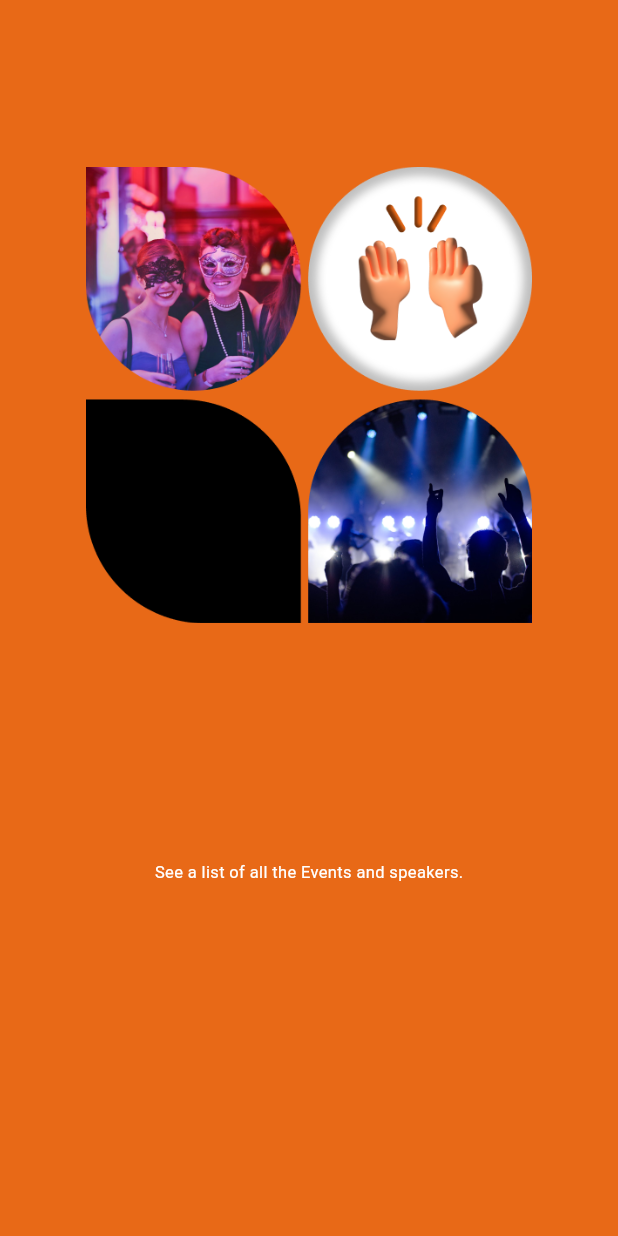
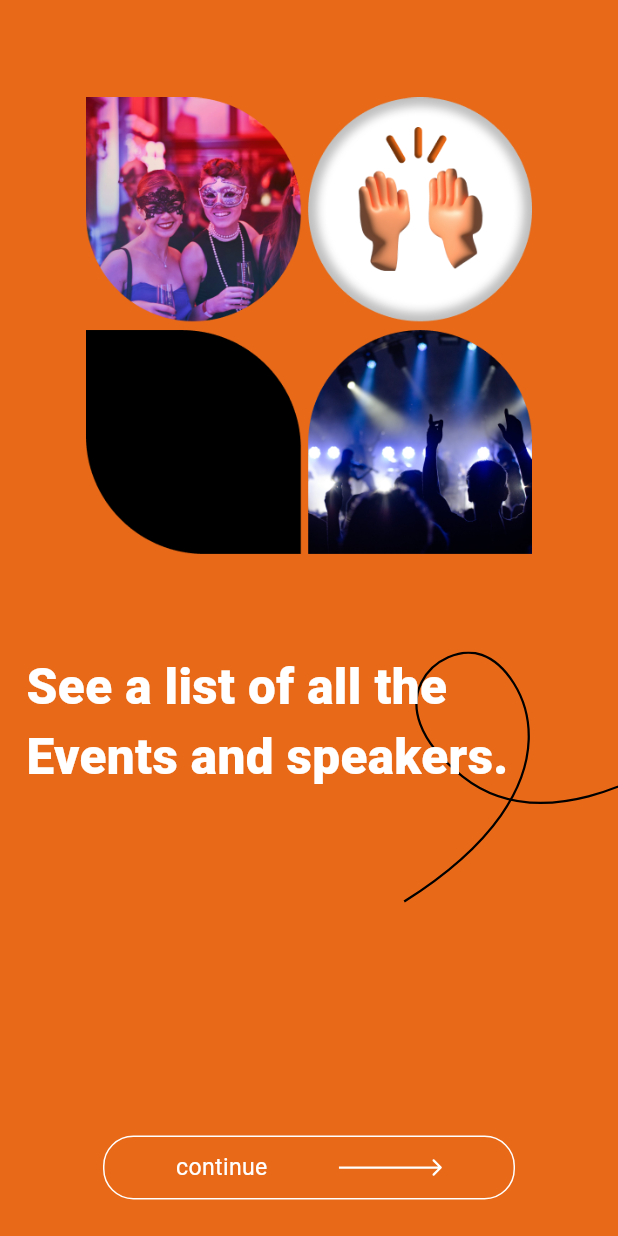
Before and after one commit to EvyxDev/Eventown, a Flutter app: the screen it shows after launch, swiped to page 2, on a phone screen of 412 x 824 dp. Run offline on Flutter 3.47's test engine with Material 3 defaults, Android fonts, the light colour scheme and no system bars; our stand-ins replace crystal_navigation_bar, dio, flutter_bloc, flutter_screenutil, flutter_svg, fluttertoast and 3 more; missing offline and left inert: bottom_sheet, data_connection_checker_tv, jumping_dot; Roboto replaces fonts that are missing (Urban Storm).

Commit message:
Finish on Boarding

```diff
--- a/assets/translations/ar.json
+++ b/assets/translations/ar.json
@@ -6,7 +6,8 @@
     "onBoardingSubTitle1":"تتضمن التطبيق خريطة للموقع، حتى تتمكن من العثور بسهولة على جلساتك والمعارض.",
     "onBoardingSubTitle2":"",
     "onBoardingSubTitle3":"",
-    "seeAllFeatures":"شاهد جميع الميزات"
+    "seeAllFeatures":"شاهد جميع الميزات",
+    "continuee":"استمر"
 
 
 }
--- a/assets/translations/en.json
+++ b/assets/translations/en.json
@@ -6,5 +6,6 @@
     "onBoardingSubTitle1":"The app includes a map of the venue, so you can easily find your way to your sessions and exhibits.",
     "onBoardingSubTitle2":"",
     "onBoardingSubTitle3":"",
-    "seeAllFeatures":"See all features"
+    "seeAllFeatures":"See all features",
+    "continuee":"Continue"
 }
--- a/lib/core/utils/app_assets.dart
+++ b/lib/core/utils/app_assets.dart
@@ -2,20 +2,25 @@
 class Assets {
   Assets._();
 
+  /// Assets for assetsImagesPngLine
+  /// assets/images/png/line.svg
+  static const String assetsImagesPngLine = "assets/images/png/line.svg";
+
+  /// Assets for assetsImagesPngLinee
+  /// assets/images/png/linee.svg
+  static const String assetsImagesPngLinee = "assets/images/png/linee.svg";
+
   /// Assets for assetsImagesPngOnBoardingOne
   /// assets/images/png/on_boarding_one.png
-  static const String assetsImagesPngOnBoardingOne =
-      "assets/images/png/on_boarding_one.png";
+  static const String assetsImagesPngOnBoardingOne = "assets/images/png/on_boarding_one.png";
 
   /// Assets for assetsImagesPngOnBoardingThree
   /// assets/images/png/on_boarding_three.png
-  static const String assetsImagesPngOnBoardingThree =
-      "assets/images/png/on_boarding_three.png";
+  static const String assetsImagesPngOnBoardingThree = "assets/images/png/on_boarding_three.png";
 
   /// Assets for assetsImagesPngOnBoardingTwo
   /// assets/images/png/on_boarding_two.png
-  static const String assetsImagesPngOnBoardingTwo =
-      "assets/images/png/on_boarding_two.png";
+  static const String assetsImagesPngOnBoardingTwo = "assets/images/png/on_boarding_two.png";
 
   /// Assets for assetsImagesSvgLogo
   /// assets/images/svg/Logo.svg
--- a/lib/core/utils/app_strings.dart.dart
+++ b/lib/core/utils/app_strings.dart.dart
@@ -7,6 +7,7 @@ abstract class AppStrings {
   static const String onBoardingSubTitle2 = "onBoardingSubTitle2";
   static const String onBoardingSubTitle3 = "onBoardingSubTitle3";
   static const String seeAllFeatures = "seeAllFeatures";
+  static const String continuee = "continue";
   static const String thisFieldIsRequired = "thisFieldIsRequired";
   static const String pleaseEnterValidPassword = "pleaseEnterValidPassword";
   static const String passwordsDoNotMatch = "passwordsDoNotMatch";
--- a/lib/core/utils/app_text_styles.dart
+++ b/lib/core/utils/app_text_styles.dart
@@ -8,6 +8,13 @@ abstract class CustomTextStyle {
     fontWeight: FontWeight.w900,
     fontSize: 22.sp,
     color: AppColors.orange,
+    overflow: TextOverflow.ellipsis,
+  );
+  static final urbanStorm900sized30White = TextStyle(
+    fontFamily: "Urban Storm",
+    fontWeight: FontWeight.w900,
+    fontSize: 30.sp,
+    color: AppColors.white,
     overflow: TextOverflow.ellipsis,
   );
   static final urbanStorm400sized14Black = TextStyle(
--- a/lib/features/on_boarding/presentation/screens/on_boarding_screen.dart
+++ b/lib/features/on_boarding/presentation/screens/on_boarding_screen.dart
@@ -1,7 +1,11 @@
+import 'package:eventown/core/constants/app_constants.dart';
 import 'package:eventown/core/cubit/global_cubit.dart';
 import 'package:eventown/core/cubit/global_state.dart';
+import 'package:eventown/core/databases/cache/cache_helper.dart';
 import 'package:eventown/core/locale/app_loacl.dart';
+import 'package:eventown/core/routes/app_routes.dart';
 import 'package:eventown/core/services/service_locator.dart';
+import 'package:eventown/core/utils/app_assets.dart';
 import 'package:eventown/core/utils/app_colors.dart';
 import 'package:eventown/core/utils/app_strings.dart.dart';
 import 'package:eventown/core/utils/app_text_styles.dart';
@@ -9,6 +13,7 @@ import 'package:eventown/features/on_boarding/data/models/on_boarding_model.dart
 import 'package:flutter/material.dart';
 import 'package:flutter_bloc/flutter_bloc.dart';
 import 'package:flutter_screenutil/flutter_screenutil.dart';
+import 'package:flutter_svg/flutter_svg.dart';
 
 class OnBoardingScreen extends StatelessWidget {
   const OnBoardingScreen({super.key});
@@ -82,13 +87,15 @@ class OnBoardingScreen extends StatelessWidget {
                           ),
                           const Spacer(),
                           GestureDetector(
-                            // onTap: () {
-                            //   context.read<GlobalCubit>().pageController.nextPage(
-                            //         duration: const Duration(milliseconds: 500),
-                            //         curve: Curves.easeIn,
-                            //       );
-                            // },
-                            onTap: () => sl<GlobalCubit>().changeLanguage(),
+                            onTap: () {
+                              context
+                                  .read<GlobalCubit>()
+                                  .pageController
+                                  .nextPage(
+                                    duration: const Duration(milliseconds: 250),
+                                    curve: Curves.easeIn,
+                                  );
+                            },
                             child: Container(
                               width: 250.w,
                               height: 42.h,
@@ -109,7 +116,7 @@ class OnBoardingScreen extends StatelessWidget {
                                     style: CustomTextStyle
                                         .urbanStorm400sized14White,
                                   ),
-                                  const Icon(Icons.arrow_forward)
+                                  SvgPicture.asset(Assets.assetsImagesPngLine)
                                 ],
                               ),
                             ),
@@ -122,7 +129,7 @@ class OnBoardingScreen extends StatelessWidget {
                   : Padding(
                       padding: EdgeInsets.symmetric(horizontal: 16.w),
                       child: Column(
-                        mainAxisAlignment: MainAxisAlignment.spaceBetween,
+                        mainAxisAlignment: MainAxisAlignment.start,
                         children: [
                           SizedBox(height: 64.h),
                           Image.asset(
@@ -130,21 +137,76 @@ class OnBoardingScreen extends StatelessWidget {
                             height: 300.h,
                           ),
                           SizedBox(height: 64.h),
-                          Text(
-                            OnBoardingModel.onBoardingList[index].title
-                                .tr(context),
-                            style: CustomTextStyle.urbanStorm400sized10White,
+                          Stack(
+                            clipBehavior: Clip.none,
+                            children: [
+                              Positioned(
+                                right: -24,
+                                child: SvgPicture.asset(
+                                  Assets.assetsImagesPngLinee,
+                                ),
+                              ),
+                              Text(
+                                textAlign: TextAlign.start,
+                                OnBoardingModel.onBoardingList[index].title
+                                    .tr(context),
+                                style:
+                                    CustomTextStyle.urbanStorm900sized30White,
+                                maxLines: 3,
+                                overflow: TextOverflow.ellipsis,
+                              ),
+                            ],
                           ),
-                          SizedBox(height: 16.h),
-                          Text(
-                            textAlign: TextAlign.center,
-                            OnBoardingModel.onBoardingList[index].subTitle
-                                .tr(context),
-                            style: CustomTextStyle.urbanStorm400sized10White,
-                            maxLines: 3,
-                            overflow: TextOverflow.ellipsis,
+                          const Spacer(),
+                          GestureDetector(
+                            onTap: () {
+                              if (index == 2) {
+                                sl<CacheHelper>().saveData(
+                                  key: AppConstants.isFirstTime,
+                                  value: false,
+                                );
+                                Navigator.pushNamedAndRemoveUntil(
+                                  context,
+                                  Routes.signIn,
+                                  (route) => false,
+                                );
+                              } else {
+                                context
+                                    .read<GlobalCubit>()
+                                    .pageController
+                                    .nextPage(
+                                      duration:
+                                          const Duration(milliseconds: 250),
+                                      curve: Curves.easeIn,
+                                    );
+                              }
+                            },
+                            child: Container(
+                              width: 250.w,
+                              height: 42.h,
+                              decoration: BoxDecoration(
+                                border: Border.all(
+                                  color: AppColors.white,
+                                ),
+                                borderRadius: BorderRadius.circular(
+                                  20.r,
+                                ),
+                              ),
+                              child: Row(
+                                mainAxisAlignment:
+                                    MainAxisAlignment.spaceEvenly,
+                                children: [
+                                  Text(
+                                    AppStrings.continuee.tr(context),
+                                    style: CustomTextStyle
+                                        .urbanStorm400sized14White,
+                                  ),
+                                  SvgPicture.asset(Assets.assetsImagesPngLine)
+                                ],
+                              ),
+                            ),
                           ),
-                          SizedBox(height: 64.h),
+                          SizedBox(height: 24.h),
                         ],
                       ),
                     );
```
Also changed, not shown: assets/images/png/line.svg (added), assets/images/png/linee.svg (added).
